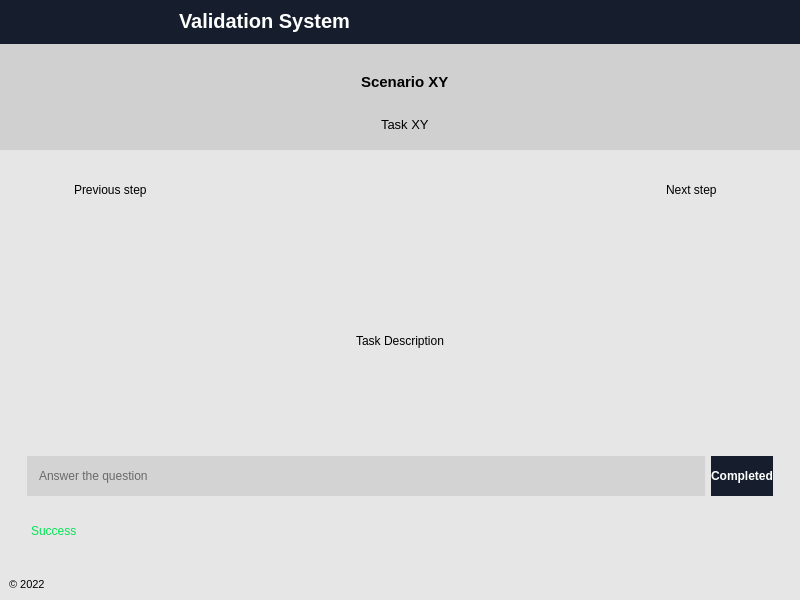
Before: the Qt Designer form validation system desktop app/untitled_demo.ui in harbingerr/Validation-System, drawn with Qt 5.
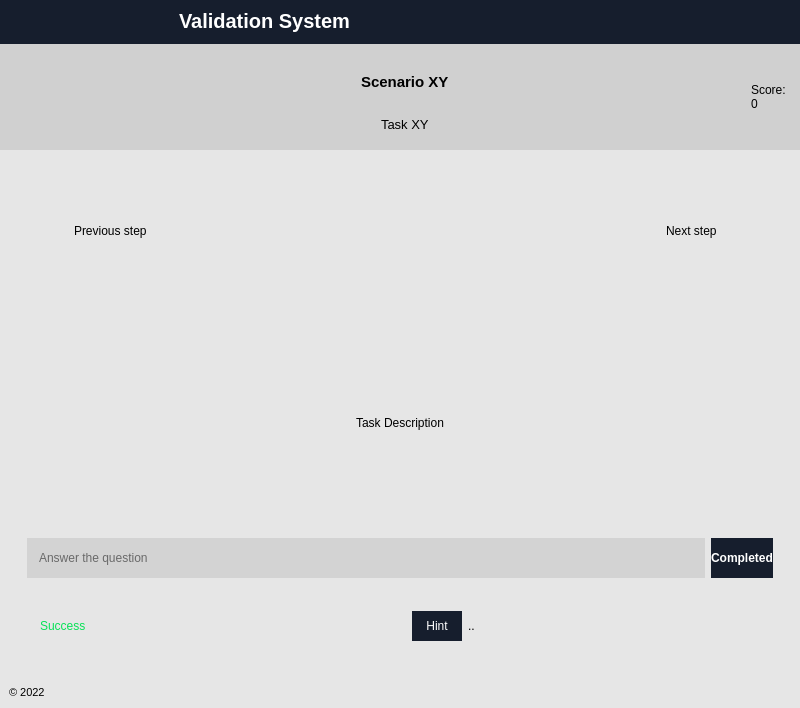
After: the same form once the commit is applied. The open tabs and pages were chosen to show the change. Icons and pictures are not drawn.

Commit message: add score and hints

Patch:
```diff
--- a/validation system desktop app/untitled_demo.ui
+++ b/validation system desktop app/untitled_demo.ui
@@ -7,7 +7,7 @@
     <x>0</x>
     <y>0</y>
     <width>800</width>
-    <height>600</height>
+    <height>708</height>
    </rect>
   </property>
   <property name="windowTitle">
@@ -397,7 +397,7 @@
             </widget>
            </item>
            <item>
-            <widget class="QFrame" name="">
+            <widget class="QFrame" name="frame">
              <layout class="QVBoxLayout" name="verticalLayout_8">
               <property name="topMargin">
                <number>20</number>
@@ -471,7 +471,10 @@
               </size>
              </property>
              <property name="text">
-              <string/>
+              <string>Score: 0</string>
+             </property>
+             <property name="wordWrap">
+              <bool>true</bool>
              </property>
             </widget>
            </item>
@@ -760,6 +763,15 @@
                </widget>
               </item>
               <item>
+               <widget class="QFrame" name="frame_6">
+                <property name="frameShape">
+                 <enum>QFrame::StyledPanel</enum>
+                </property>
+                <property name="frameShadow">
+                 <enum>QFrame::Raised</enum>
+                </property>
+                <layout class="QHBoxLayout" name="horizontalLayout_10">
+                 <item>
                <widget class="QLabel" name="lb_msg_success">
                 <property name="sizePolicy">
                  <sizepolicy hsizetype="Minimum" vsizetype="Preferred">
@@ -780,6 +792,52 @@
                 <property name="text">
                  <string>Success</string>
                 </property>
+                  </widget>
+                 </item>
+                 <item>
+                  <widget class="QFrame" name="frame_7">
+                   <property name="frameShape">
+                    <enum>QFrame::StyledPanel</enum>
+                   </property>
+                   <property name="frameShadow">
+                    <enum>QFrame::Raised</enum>
+                   </property>
+                   <layout class="QHBoxLayout" name="horizontalLayout_11">
+                    <item>
+                     <widget class="QPushButton" name="bt_hint">
+                      <property name="minimumSize">
+                       <size>
+                        <width>50</width>
+                        <height>30</height>
+                       </size>
+                      </property>
+                      <property name="maximumSize">
+                       <size>
+                        <width>50</width>
+                        <height>16777215</height>
+                       </size>
+                      </property>
+                      <property name="styleSheet">
+                       <string notr="true">background-color: rgb(22, 30, 45);
+color: rgb(255, 255, 255);
+border-radius: 25px;</string>
+                      </property>
+                      <property name="text">
+                       <string>Hint</string>
+                      </property>
+                     </widget>
+                    </item>
+                    <item>
+                     <widget class="QLabel" name="lb_hint">
+                      <property name="text">
+                       <string>..</string>
+                      </property>
+                     </widget>
+                    </item>
+                   </layout>
+                  </widget>
+                 </item>
+                </layout>
                </widget>
               </item>
              </layout>
```
Left out of the diff: 8 changed lines with no effect on the pictures. Lines whose indentation alone changed are shown as unchanged. The commit also changes 14 other files.
